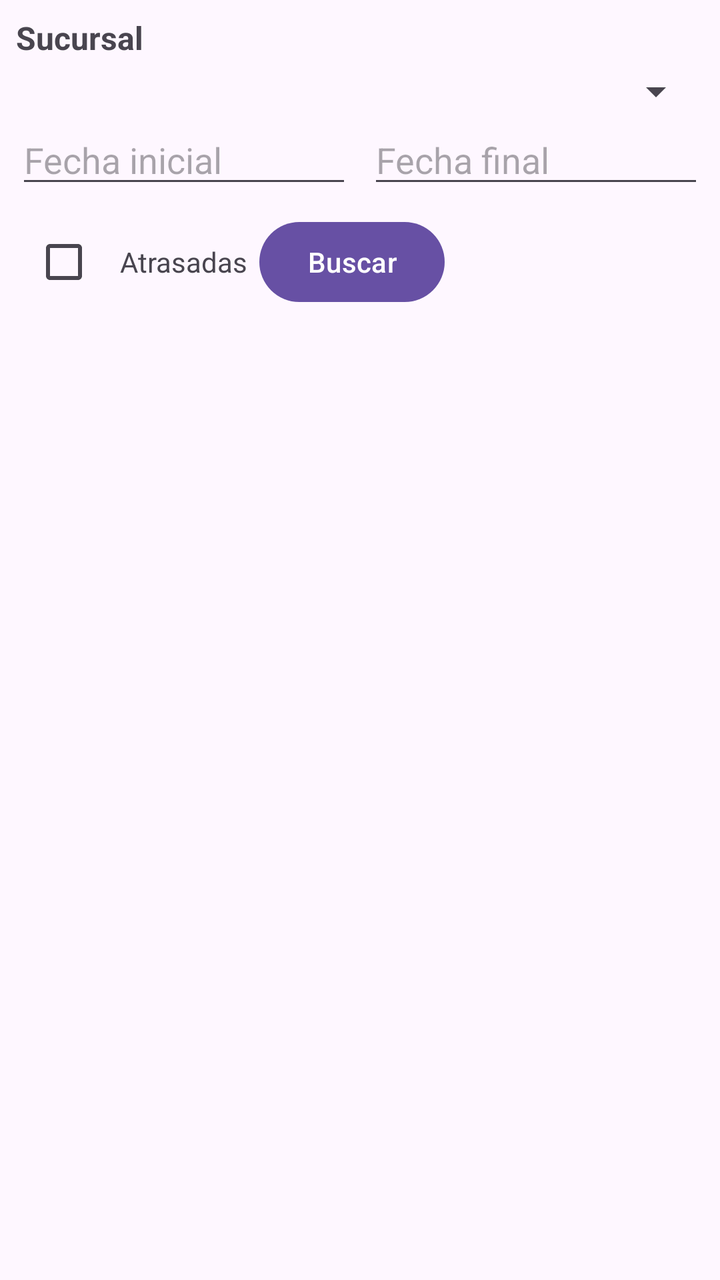
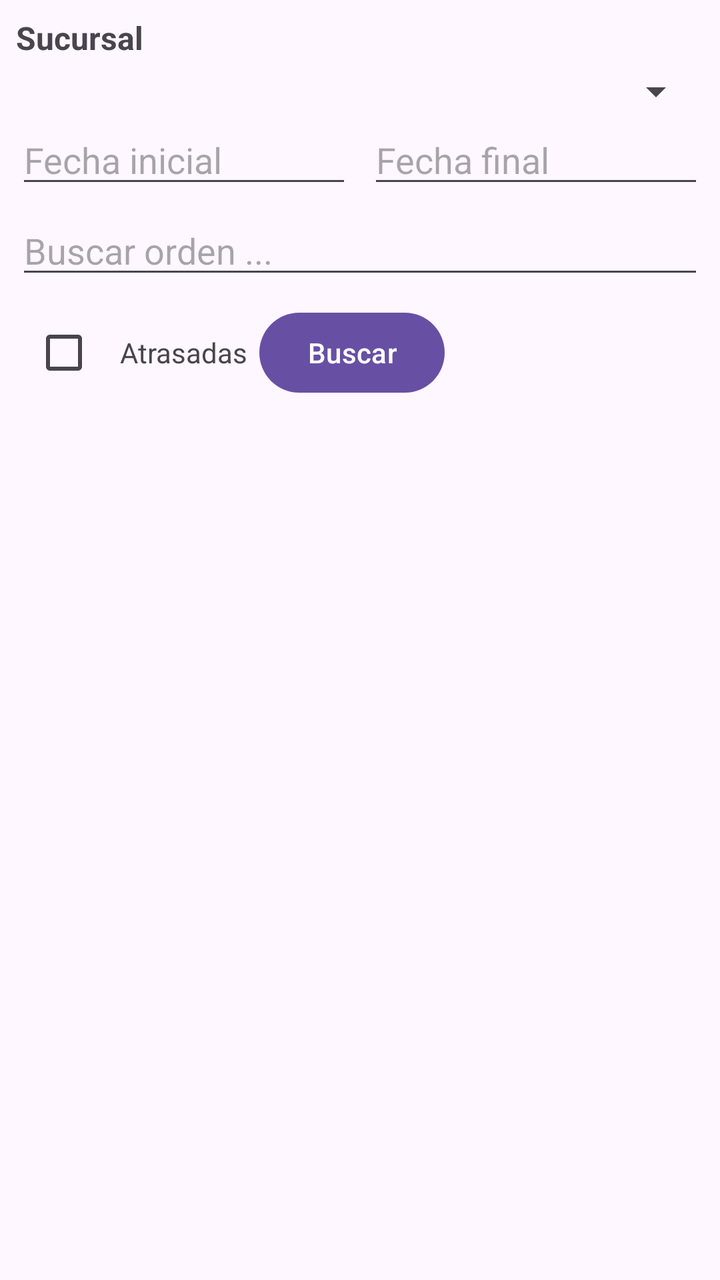

Two renders of the same Android screen: before a commit and after it. Below are the layout's source before the change and the commit's diff.
<!-- AndroidManifest.xml: application theme Theme.Agroag_mro -->
<!-- res/layout/activity_lista_ordenes.xml -->
<?xml version="1.0" encoding="utf-8"?>
<androidx.constraintlayout.widget.ConstraintLayout xmlns:android="http://schemas.android.com/apk/res/android"
    xmlns:app="http://schemas.android.com/apk/res-auto"
    android:id="@+id/main"
    android:layout_width="match_parent"
    android:layout_height="match_parent"
    android:padding="8dp">

    
    <TextView
        android:id="@+id/tvSucursal"
        android:layout_width="wrap_content"
        android:layout_height="wrap_content"
        android:text="Sucursal"
        android:textStyle="bold"
        android:textSize="16sp"
        app:layout_constraintTop_toTopOf="parent"
        app:layout_constraintStart_toStartOf="parent" />

    
    <Spinner
        android:id="@+id/spinnerSucursal"
        android:layout_width="0dp"
        android:layout_height="wrap_content"
        android:spinnerMode="dropdown"
        app:layout_constraintTop_toBottomOf="@id/tvSucursal"
        app:layout_constraintStart_toStartOf="parent"
        app:layout_constraintEnd_toEndOf="parent"
        android:layout_marginTop="4dp" />

    
    <EditText
        android:id="@+id/etFechaInicial"
        android:layout_width="0dp"
        android:layout_height="wrap_content"
        android:hint="Fecha inicial"
        android:focusable="false"
        app:layout_constraintTop_toBottomOf="@id/spinnerSucursal"
        app:layout_constraintStart_toStartOf="parent"
        app:layout_constraintEnd_toStartOf="@id/etFechaFinal"
        app:layout_constraintHorizontal_chainStyle="spread"  />

    
    <EditText
        android:id="@+id/etFechaFinal"
        android:layout_width="0dp"
        android:layout_height="wrap_content"
        android:hint="Fecha final"
        android:focusable="false"
        app:layout_constraintTop_toBottomOf="@id/spinnerSucursal"
        app:layout_constraintStart_toEndOf="@id/etFechaInicial"
        app:layout_constraintEnd_toEndOf="parent"
        android:layout_marginStart="8dp"/>

    
    <LinearLayout
        android:id="@+id/layoutAtrasadas"
        android:layout_width="wrap_content"
        android:layout_height="wrap_content"
        android:orientation="horizontal"
        android:gravity="center_vertical"
        app:layout_constraintTop_toBottomOf="@id/etFechaInicial"
        app:layout_constraintStart_toStartOf="parent"
        android:layout_marginTop="8dp">

        <CheckBox
            android:id="@+id/checkAtrasadas"
            android:layout_width="wrap_content"
            android:layout_height="wrap_content" />

        <TextView
            android:layout_width="wrap_content"
            android:layout_height="wrap_content"
            android:text="Atrasadas"
            android:layout_marginStart="4dp" />
        <Button
            android:id="@+id/btnBuscar"
            android:layout_width="wrap_content"
            android:layout_height="wrap_content"
            android:layout_marginStart="6dp"
            android:text="Buscar"/>
    </LinearLayout>

    
    <androidx.recyclerview.widget.RecyclerView
        android:id="@+id/rvOrdenes"
        android:layout_width="0dp"
        android:layout_height="0dp"
        android:contentDescription="ordenes"
        app:layout_constraintTop_toBottomOf="@id/layoutAtrasadas"
        app:layout_constraintBottom_toBottomOf="parent"
        app:layout_constraintStart_toStartOf="parent"
        app:layout_constraintEnd_toEndOf="parent" />

</androidx.constraintlayout.widget.ConstraintLayout>
<!-- resources referenced by this layout -->
<resources>
  <style name="Theme.Agroag_mro" parent="Base.Theme.Agroag_mro" />
  <style name="Base.Theme.Agroag_mro" parent="Theme.Material3.DayNight.NoActionBar">
          
          
      </style>
</resources>

<!-- the commit's change to res/layout/activity_lista_ordenes.xml (unified diff, before → after) -->
@@ -53,13 +53,25 @@
         android:layout_marginStart="8dp"/>
 
     
+    <EditText
+        android:id="@+id/etBrowser"
+        android:layout_width="0dp"
+        android:layout_height="wrap_content"
+        android:hint="Buscar orden ..."
+        android:inputType="text"
+        android:layout_marginTop="4dp"
+        app:layout_constraintTop_toBottomOf="@id/etFechaInicial"
+        app:layout_constraintStart_toStartOf="parent"
+        app:layout_constraintEnd_toEndOf="parent" />
+
+    
     <LinearLayout
         android:id="@+id/layoutAtrasadas"
         android:layout_width="wrap_content"
         android:layout_height="wrap_content"
         android:orientation="horizontal"
         android:gravity="center_vertical"
-        app:layout_constraintTop_toBottomOf="@id/etFechaInicial"
+        app:layout_constraintTop_toBottomOf="@id/etBrowser"
         app:layout_constraintStart_toStartOf="parent"
         android:layout_marginTop="8dp">
 
